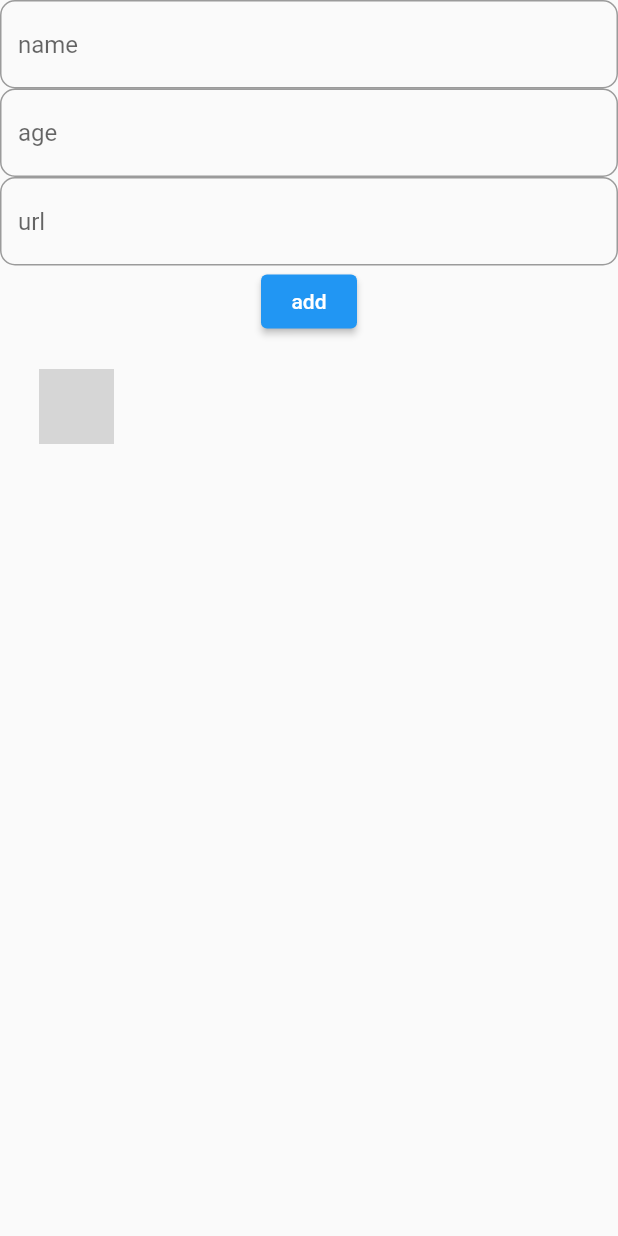
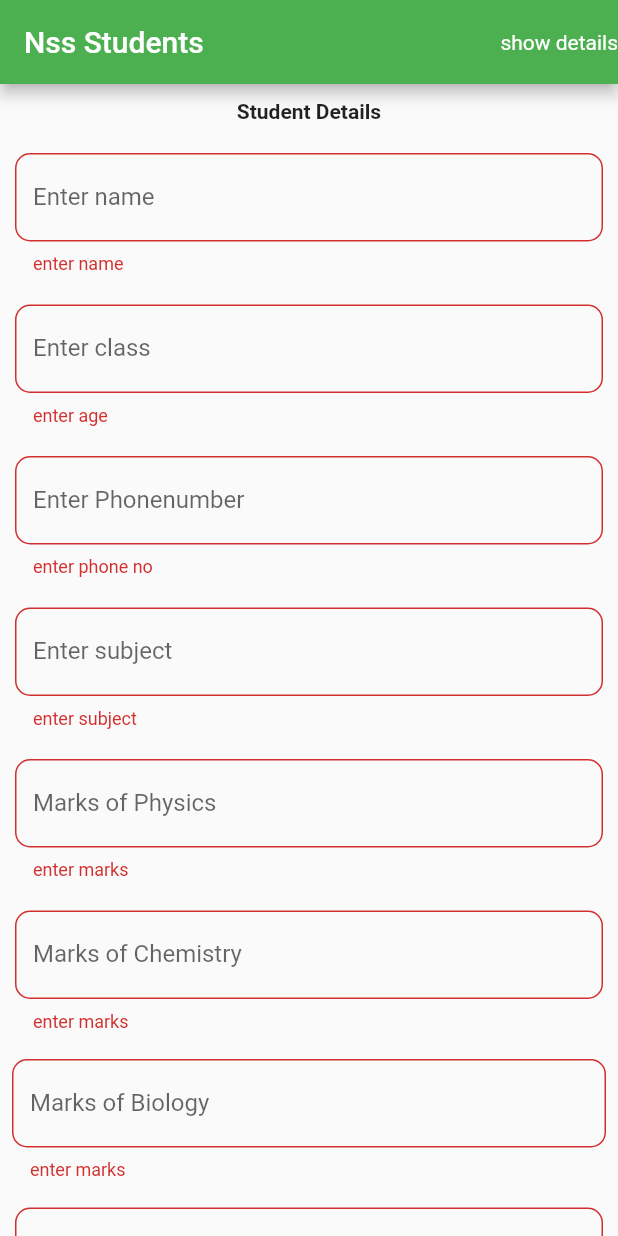
Before and after one commit to SANTHIKC/Firebaseadding, a Flutter app: the screen it shows after launch, after a tap on "add", on a phone screen of 412 x 824 dp. Run offline on Flutter 3.47's test engine with Material 2 defaults, Android fonts, the phone set to English and light mode, and no system bars; our stand-ins replace cloud_firestore, firebase_auth, firebase_core, fluttertoast, lottie; accounts and stored records are empty; grey boxes are pictures that could not be loaded.

Commit message:
four times

```diff
--- /dev/null
+++ b/lib/StudentDetails.dart
@@ -0,0 +1,181 @@
+import 'package:flutter/material.dart';
+
+class StudentDetails extends StatefulWidget {
+  const StudentDetails({Key? key}) : super(key: key);
+
+  @override
+  State<StudentDetails> createState() => _StudentDetailsState();
+}
+
+class _StudentDetailsState extends State<StudentDetails> {
+  TextEditingController nametextcontroller=TextEditingController();
+  TextEditingController classtextcontroller=TextEditingController();
+  TextEditingController phonetextcontroller=TextEditingController();
+  TextEditingController subjectstextcontroller=TextEditingController();
+  TextEditingController physicstextcontroller=TextEditingController();
+  TextEditingController chemistrytextcontroller=TextEditingController();
+  TextEditingController biologytextcontroller=TextEditingController();
+  TextEditingController englishtextcontroller=TextEditingController();
+  TextEditingController malayalamtextcontroller=TextEditingController();
+  var formkey=GlobalKey<FormState>();
+  @override
+  Widget build(BuildContext context) {
+    return Scaffold(
+      // resizeToAvoidBottomInset: false,
+      appBar: AppBar(
+        title: Text("Nss Students",),
+        actions: [Center(child: Text("show details"))],
+        backgroundColor: Colors.green,
+      ),
+      body: SingleChildScrollView (
+        child: Form(
+          key: formkey,
+          child: Column(
+            children: [
+              Padding(
+                padding: const EdgeInsets.all(10),
+                child: Text("Student Details",style: TextStyle(fontWeight: FontWeight.bold),),
+              ),
+              Padding(
+                padding: const EdgeInsets.all(10),
+                child: TextFormField(
+                  controller: nametextcontroller,
+                  validator: (v) {
+                    if(v!.isEmpty)
+                      {
+                        return "enter name";
+                      }
+                  },
+                  decoration:InputDecoration(hintText: "Name",label: Text("Enter name"),border: OutlineInputBorder(borderRadius: BorderRadius.circular(10))) ,
+
+
+                ),
+              ),
+              Padding(
+                padding: const EdgeInsets.all(10),
+                child: TextFormField(
+                  decoration:InputDecoration(hintText: "Class",label: Text("Enter class"),border: OutlineInputBorder(borderRadius: BorderRadius.circular(10))) ,
+                  controller: classtextcontroller,
+                  validator: (r) {
+                    if(r!.isEmpty)
+                    {
+                      return "enter age";
+                    }
+                  },
+
+                ),
+              ),
+              Padding(
+                padding: const EdgeInsets.all(10),
+                child: TextFormField(
+                  decoration:InputDecoration(hintText: "Phone",label: Text("Enter Phonenumber"),border: OutlineInputBorder(borderRadius: BorderRadius.circular(10))) ,
+                  controller: phonetextcontroller,
+                  validator: (s) {
+                    if(s!.isEmpty)
+                    {
+                      return "enter phone no";
+                    }
+                  },
+
+                ),
+              ),
+              Padding(
+                padding: const EdgeInsets.all(10),
+                child: TextFormField(
+                  decoration:InputDecoration(hintText: "Subject",label: Text("Enter subject"),border: OutlineInputBorder(borderRadius: BorderRadius.circular(10))) ,
+                  controller: subjectstextcontroller,
+                  validator: (t) {
+                    if(t!.isEmpty)
+                    {
+                      return "enter subject";
+                    }
+                  },
+
+                ),
+              ),
+              Padding(
+                padding: const EdgeInsets.all(10),
+                child: TextFormField(
+                  decoration:InputDecoration(hintText: "Physics",label: Text("Marks of Physics"),border: OutlineInputBorder(borderRadius: BorderRadius.circular(10))) ,
+                  controller: physicstextcontroller,
+                  validator: (u) {
+                    if(u!.isEmpty)
+                    {
+                      return "enter marks";
+                    }
+                  },
+
+                ),
+              ),
+              Padding(
+                padding: const EdgeInsets.all(10),
+                child: TextFormField(
+                  decoration:InputDecoration(hintText: "Chemistry",label: Text("Marks of Chemistry"),border: OutlineInputBorder(borderRadius: BorderRadius.circular(10))) ,
+                  controller: chemistrytextcontroller,
+                  validator: (w) {
+                    if(w!.isEmpty)
+                    {
+                      return "enter marks";
+                    }
+                  },
+                ),
+              ),
+              Padding(
+                padding: const EdgeInsets.all(8.0),
+                child: TextFormField(
+                  decoration:InputDecoration(hintText: "Biology",label: Text("Marks of Biology"),border: OutlineInputBorder(borderRadius: BorderRadius.circular(10))) ,
+                  controller: biologytextcontroller,
+                  validator: (x) {
+                    if(x!.isEmpty)
+                    {
+                      return "enter marks";
+                    }
+                  },
+                ),
+              ),
+              Padding(
+                padding: const EdgeInsets.all(10),
+                child: TextFormField(
+                  decoration:InputDecoration(hintText: "English",label: Text("Marks of English"),border: OutlineInputBorder(borderRadius: BorderRadius.circular(10))) ,
+                  controller: englishtextcontroller,
+                  validator: (y) {
+                    if(y!.isEmpty)
+                    {
+                      return "enter marks";
+                    }
+                  },
+                ),
+              ),
+              Padding(
+                padding: const EdgeInsets.all(10),
+                child: TextFormField(
+                  decoration:InputDecoration(hintText: "Physics",label: Text("Marks of Malayalam"),border: OutlineInputBorder(borderRadius: BorderRadius.circular(10))) ,
+                  controller: malayalamtextcontroller,
+                  validator: (z) {
+                    if(z!.isEmpty)
+                    {
+                      return "enter marks";
+                    }
+                  },
+
+                ),
+              ),
+              ElevatedButton(onPressed: (){
+
+                bool validaters = formkey.currentState!.validate();
+                if(validaters==false)
+                  {
+                    return;
+                  }
+                else
+                  {
+
+                  }
+              }, child: Text("add")),
+            ],
+          ),
+        ),
+      ),
+    );
+  }
+}
--- a/lib/firebasestoredatas.dart
+++ b/lib/firebasestoredatas.dart
@@ -28,6 +28,11 @@ class _FirebaseStoredatasState extends State<FirebaseStoredatas> {
     });
   }
 
+  void initState() {
+    // TODO: implement initState
+   super.initState();
+    //readin();
+  }
   @override
   Widget build(BuildContext context) {
     return Scaffold(
@@ -61,27 +66,32 @@ class _FirebaseStoredatasState extends State<FirebaseStoredatas> {
                   readin();
                 },
                 child: Text("add")),
-            Expanded(
+            StreamBuilder(
+              stream:FirebaseFirestore.instance.collection("Details").snapshots() ,
+              builder: (context,snapshot) {
+                return Expanded(
                   child: ListView.builder(
-                  itemCount: datas!.length,
+                      itemCount: snapshot.data!.docs.length,
                       itemBuilder: (context, index) {
                         return Padding(
                           padding: const EdgeInsets.all(10),
                           child: ListTile(
-                        title: Text(datas![index].data()["name"]),
-                        subtitle: Text(datas![index].data()["email"]),
+                            title: Text(snapshot.data!.docs[index].data()["name"]),
+                            subtitle: Text(snapshot.data!.docs[index].data()["email"]),
                             leading: Container(
                               height: 50,
                               width: 50,
                               decoration: BoxDecoration(
                                   shape: BoxShape.circle,
-                              image: DecorationImage(image: NetworkImage(datas![index].data()["url"])),
+                                  image: DecorationImage(image: NetworkImage(snapshot.data!.docs[index].data()["url"])),
                                   border: Border.all(color: Colors.black),
                                   ),
                             ),
                           ),
                         );
                       }),
+                );
+              }
             )
           ],
         ),
--- a/lib/main.dart
+++ b/lib/main.dart
@@ -1,9 +1,11 @@
 import 'package:firebase_auth/firebase_auth.dart';
 import 'package:firebase_core/firebase_core.dart';
+import 'package:firebase_login/studentdetails1.dart';
 import 'package:firebase_login/textdatas.dart';
 import 'package:flutter/material.dart';
 import 'package:fluttertoast/fluttertoast.dart';
 
+import 'StudentDetails.dart';
 import 'animation1.dart';
 import 'cloudfilestoreex.dart';
 import 'cloudstoredata.dart';
@@ -37,7 +39,7 @@ class MyApp extends StatelessWidget {
         primarySwatch: Colors.blue,
       ),
         builder: FToastBuilder(),
-      home:FirebaseStoredatas(),
+      home:StudentDetails(),
       // StreamBuilder(
       //   stream: FirebaseAuth.instance.authStateChanges(),
       //   builder: (context,snapshot){
--- /dev/null
+++ b/lib/studentdetails1.dart
@@ -0,0 +1,16 @@
+import 'package:flutter/material.dart';
+
+class StudentDetails1 extends StatefulWidget {
+  const StudentDetails1({Key? key}) : super(key: key);
+
+  @override
+  State<StudentDetails1> createState() => _StudentDetails1State();
+}
+
+class _StudentDetails1State extends State<StudentDetails1> {
+  @override
+  Widget build(BuildContext context) {
+    return Scaffold(
+    );
+  }
+}
```
Lines whose indentation alone changed are shown as unchanged.
